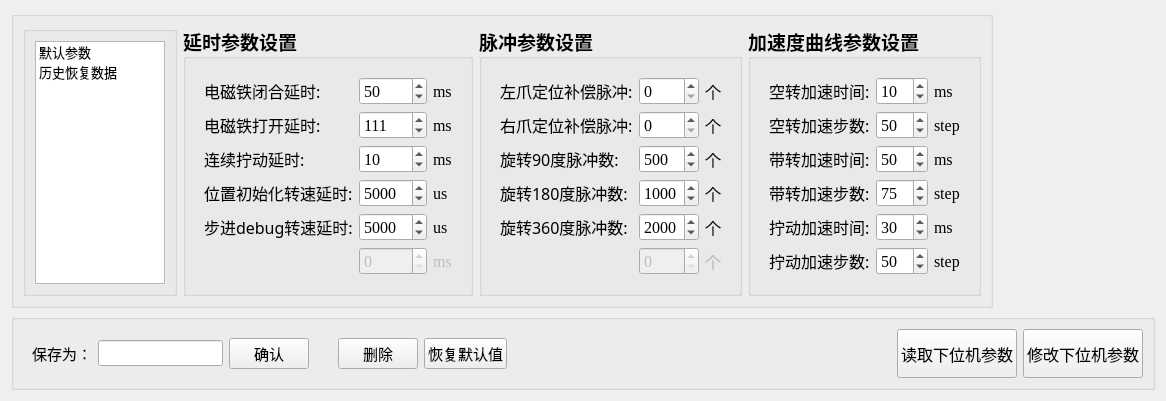
First picture: the form in Cube_Explorer_SPFA_with_Qt/qtWindows/DataSheetWidget.ui, repository hovnySiLenCe/Cube_Explorer_SPFA_with_Qt, before the edit.
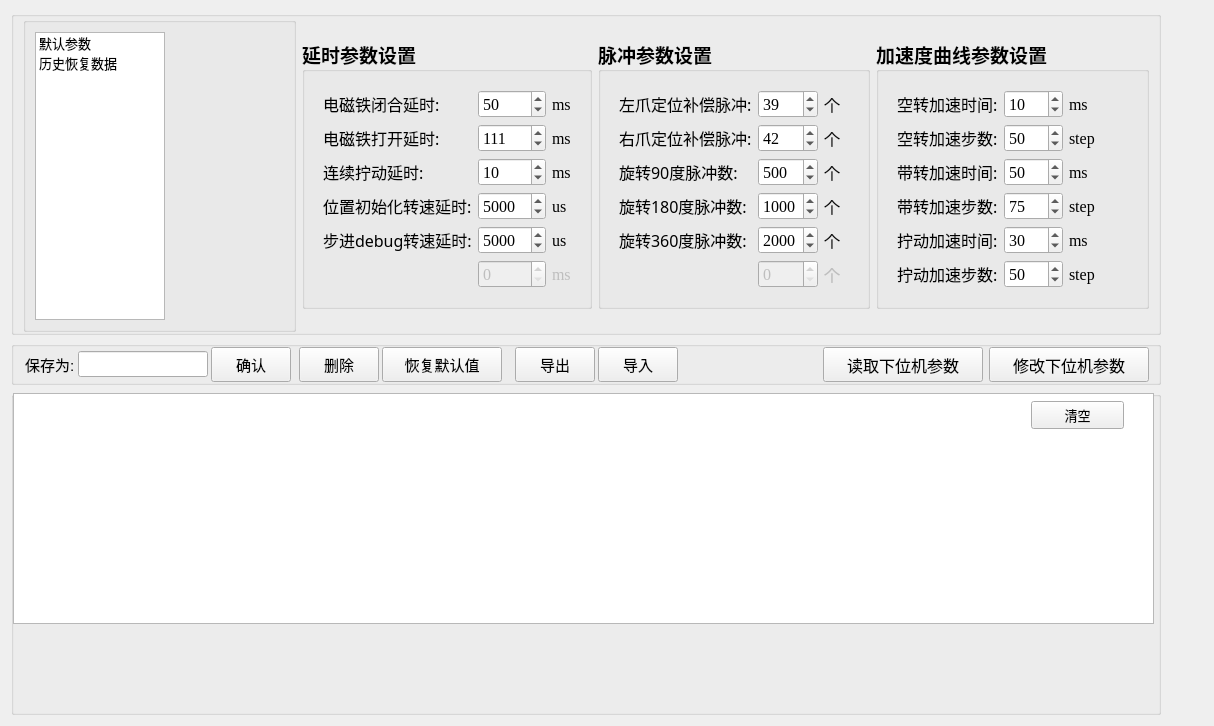
Second picture: the form after the edit.

Diff of the .ui file:
```diff
--- a/Cube_Explorer_SPFA_with_Qt/qtWindows/DataSheetWidget.ui
+++ b/Cube_Explorer_SPFA_with_Qt/qtWindows/DataSheetWidget.ui
@@ -6,8 +6,8 @@
    <rect>
     <x>0</x>
     <y>0</y>
-    <width>1166</width>
-    <height>399</height>
+    <width>1214</width>
+    <height>726</height>
    </rect>
   </property>
   <property name="sizePolicy">
@@ -28,6 +28,18 @@
        <verstretch>0</verstretch>
       </sizepolicy>
      </property>
+     <property name="minimumSize">
+      <size>
+       <width>1142</width>
+       <height>0</height>
+      </size>
+     </property>
+     <property name="maximumSize">
+      <size>
+       <width>1150</width>
+       <height>16777215</height>
+      </size>
+     </property>
      <property name="alignment">
       <set>Qt::AlignCenter</set>
      </property>
@@ -38,8 +50,32 @@
       <property name="sizeConstraint">
        <enum>QLayout::SetDefaultConstraint</enum>
       </property>
+      <property name="topMargin">
+       <number>0</number>
+      </property>
+      <property name="bottomMargin">
+       <number>0</number>
+      </property>
       <item>
        <widget class="QGroupBox" name="StrategyGroupBox">
+        <property name="sizePolicy">
+         <sizepolicy hsizetype="Preferred" vsizetype="Preferred">
+          <horstretch>0</horstretch>
+          <verstretch>0</verstretch>
+         </sizepolicy>
+        </property>
+        <property name="minimumSize">
+         <size>
+          <width>0</width>
+          <height>216</height>
+         </size>
+        </property>
+        <property name="maximumSize">
+         <size>
+          <width>16777215</width>
+          <height>16777215</height>
+         </size>
+        </property>
         <property name="font">
          <font>
           <pointsize>14</pointsize>
@@ -51,7 +87,7 @@
          <item>
           <widget class="QListWidget" name="list_strategy">
            <property name="sizePolicy">
-            <sizepolicy hsizetype="Minimum" vsizetype="Expanding">
+            <sizepolicy hsizetype="Minimum" vsizetype="Minimum">
              <horstretch>0</horstretch>
              <verstretch>0</verstretch>
             </sizepolicy>
@@ -140,7 +176,7 @@
          <bool>true</bool>
         </property>
         <property name="sizePolicy">
-         <sizepolicy hsizetype="Preferred" vsizetype="Preferred">
+         <sizepolicy hsizetype="Preferred" vsizetype="Maximum">
           <horstretch>0</horstretch>
           <verstretch>0</verstretch>
          </sizepolicy>
@@ -399,7 +435,7 @@
       <item>
        <widget class="QGroupBox" name="PulseGroupBox">
         <property name="sizePolicy">
-         <sizepolicy hsizetype="Preferred" vsizetype="Preferred">
+         <sizepolicy hsizetype="Preferred" vsizetype="Maximum">
           <horstretch>0</horstretch>
           <verstretch>0</verstretch>
          </sizepolicy>
@@ -467,6 +503,9 @@
               <property name="maximum">
                <number>9999</number>
               </property>
+              <property name="value">
+               <number>39</number>
+              </property>
              </widget>
             </item>
             <item row="0" column="2">
@@ -486,6 +525,9 @@
               <property name="maximum">
                <number>9999</number>
               </property>
+              <property name="value">
+               <number>42</number>
+              </property>
              </widget>
             </item>
             <item row="1" column="0">
@@ -639,7 +681,7 @@
       <item>
        <widget class="QGroupBox" name="SCurveGroupBox">
         <property name="sizePolicy">
-         <sizepolicy hsizetype="Preferred" vsizetype="Preferred">
+         <sizepolicy hsizetype="Preferred" vsizetype="Maximum">
           <horstretch>0</horstretch>
           <verstretch>0</verstretch>
          </sizepolicy>
@@ -895,15 +937,56 @@
    <item>
     <widget class="QGroupBox" name="buttomHorizontalGroupBox">
      <property name="sizePolicy">
-      <sizepolicy hsizetype="Preferred" vsizetype="Preferred">
+      <sizepolicy hsizetype="Minimum" vsizetype="Maximum">
        <horstretch>0</horstretch>
        <verstretch>0</verstretch>
       </sizepolicy>
      </property>
+     <property name="minimumSize">
+      <size>
+       <width>1141</width>
+       <height>0</height>
+      </size>
+     </property>
+     <property name="maximumSize">
+      <size>
+       <width>1150</width>
+       <height>16777215</height>
+      </size>
+     </property>
      <layout class="QHBoxLayout" name="horizontalLayout_2">
+      <property name="leftMargin">
+       <number>0</number>
+      </property>
+      <property name="topMargin">
+       <number>0</number>
+      </property>
+      <property name="bottomMargin">
+       <number>0</number>
+      </property>
+      <item>
+       <layout class="QVBoxLayout" name="StrategyGroupVerticalLayout">
+        <property name="spacing">
+         <number>0</number>
+        </property>
       <item>
        <widget class="QFrame" name="horizontalFrame">
         <layout class="QHBoxLayout" name="paraSaveHorizontalLayout">
+           <property name="spacing">
+            <number>3</number>
+           </property>
+           <property name="leftMargin">
+            <number>11</number>
+           </property>
+           <property name="topMargin">
+            <number>0</number>
+           </property>
+           <property name="rightMargin">
+            <number>11</number>
+           </property>
+           <property name="bottomMargin">
+            <number>0</number>
+           </property>
          <item>
           <widget class="QLabel" name="label_13">
            <property name="font">
@@ -912,7 +995,7 @@
             </font>
            </property>
            <property name="text">
-            <string>保存为：</string>
+              <string>保存为:</string>
            </property>
           </widget>
          </item>
@@ -926,7 +1009,7 @@
            </property>
            <property name="maximumSize">
             <size>
-             <width>125</width>
+               <width>130</width>
              <height>16777215</height>
             </size>
            </property>
@@ -955,9 +1038,6 @@
            </property>
           </widget>
          </item>
-        </layout>
-       </widget>
-      </item>
       <item>
        <spacer name="horizontalSpacer_2">
         <property name="orientation">
@@ -975,9 +1055,6 @@
        </spacer>
       </item>
       <item>
-       <widget class="QFrame" name="horizontalFrame_2">
-        <layout class="QHBoxLayout" name="paraEditHorizontalLayout">
-         <item>
           <widget class="QPushButton" name="btn_delStrategy">
            <property name="sizePolicy">
             <sizepolicy hsizetype="Preferred" vsizetype="Minimum">
@@ -998,11 +1075,23 @@
          <item>
           <widget class="QPushButton" name="btn_resetStrategy">
            <property name="sizePolicy">
-            <sizepolicy hsizetype="Preferred" vsizetype="Minimum">
+              <sizepolicy hsizetype="Maximum" vsizetype="Minimum">
              <horstretch>0</horstretch>
              <verstretch>0</verstretch>
             </sizepolicy>
            </property>
+             <property name="minimumSize">
+              <size>
+               <width>120</width>
+               <height>0</height>
+              </size>
+             </property>
+             <property name="maximumSize">
+              <size>
+               <width>110</width>
+               <height>16777215</height>
+              </size>
+             </property>
            <property name="font">
             <font>
              <pointsize>11</pointsize>
@@ -1013,17 +1102,90 @@
            </property>
           </widget>
          </item>
-        </layout>
-       </widget>
+           <item>
+            <spacer name="horizontalSpacer_5">
+             <property name="orientation">
+              <enum>Qt::Horizontal</enum>
+             </property>
+             <property name="sizeType">
+              <enum>QSizePolicy::Maximum</enum>
+             </property>
+             <property name="sizeHint" stdset="0">
+              <size>
+               <width>10</width>
+               <height>20</height>
+              </size>
+             </property>
+            </spacer>
+           </item>
+           <item>
+            <widget class="QPushButton" name="btn_exportFile">
+             <property name="sizePolicy">
+              <sizepolicy hsizetype="Preferred" vsizetype="Minimum">
+               <horstretch>0</horstretch>
+               <verstretch>0</verstretch>
+              </sizepolicy>
+             </property>
+             <property name="font">
+              <font>
+               <pointsize>11</pointsize>
+              </font>
+             </property>
+             <property name="text">
+              <string>导出</string>
+             </property>
+            </widget>
+           </item>
+           <item>
+            <widget class="QPushButton" name="btn_importFile">
+             <property name="sizePolicy">
+              <sizepolicy hsizetype="Preferred" vsizetype="Minimum">
+               <horstretch>0</horstretch>
+               <verstretch>0</verstretch>
+              </sizepolicy>
+             </property>
+             <property name="font">
+              <font>
+               <pointsize>11</pointsize>
+              </font>
+             </property>
+             <property name="text">
+              <string>导入</string>
+             </property>
+            </widget>
+           </item>
+           <item>
+            <spacer name="horizontalSpacer_6">
+             <property name="orientation">
+              <enum>Qt::Horizontal</enum>
+             </property>
+             <property name="sizeType">
+              <enum>QSizePolicy::Maximum</enum>
+             </property>
+             <property name="sizeHint" stdset="0">
+              <size>
+               <width>10</width>
+               <height>20</height>
+              </size>
+             </property>
+            </spacer>
+           </item>
+          </layout>
+         </widget>
+        </item>
+       </layout>
       </item>
       <item>
        <spacer name="horizontalSpacer">
         <property name="orientation">
          <enum>Qt::Horizontal</enum>
         </property>
+        <property name="sizeType">
+         <enum>QSizePolicy::Maximum</enum>
+        </property>
         <property name="sizeHint" stdset="0">
          <size>
-          <width>40</width>
+          <width>10</width>
           <height>20</height>
          </size>
         </property>
@@ -1055,10 +1217,16 @@
         </property>
         <property name="minimumSize">
          <size>
-          <width>0</width>
+          <width>160</width>
           <height>35</height>
          </size>
         </property>
+        <property name="maximumSize">
+         <size>
+          <width>16777215</width>
+          <height>50</height>
+         </size>
+        </property>
         <property name="font">
          <font>
           <family>宋体</family>
@@ -1083,10 +1251,16 @@
         </property>
         <property name="minimumSize">
          <size>
-          <width>0</width>
+          <width>160</width>
           <height>35</height>
          </size>
         </property>
+        <property name="maximumSize">
+         <size>
+          <width>16777215</width>
+          <height>50</height>
+         </size>
+        </property>
         <property name="font">
          <font>
           <family>宋体</family>
@@ -1125,6 +1299,70 @@
      </layout>
     </widget>
    </item>
+   <item>
+    <widget class="QGroupBox" name="horizontalGroupBox">
+     <property name="sizePolicy">
+      <sizepolicy hsizetype="Minimum" vsizetype="Preferred">
+       <horstretch>0</horstretch>
+       <verstretch>0</verstretch>
+      </sizepolicy>
+     </property>
+     <property name="minimumSize">
+      <size>
+       <width>1142</width>
+       <height>0</height>
+      </size>
+     </property>
+     <property name="maximumSize">
+      <size>
+       <width>1150</width>
+       <height>16777215</height>
+      </size>
+     </property>
+     <widget class="QPlainTextEdit" name="text_portMessage">
+      <property name="geometry">
+       <rect>
+        <x>2</x>
+        <y>2</y>
+        <width>1141</width>
+        <height>231</height>
+       </rect>
+      </property>
+      <property name="sizePolicy">
+       <sizepolicy hsizetype="Expanding" vsizetype="Preferred">
+        <horstretch>0</horstretch>
+        <verstretch>0</verstretch>
+       </sizepolicy>
+      </property>
+      <property name="font">
+       <font>
+        <pointsize>12</pointsize>
+       </font>
+      </property>
+      <property name="centerOnScroll">
+       <bool>true</bool>
+      </property>
+     </widget>
+     <widget class="QPushButton" name="btn_clearMessage">
+      <property name="geometry">
+       <rect>
+        <x>1020</x>
+        <y>10</y>
+        <width>93</width>
+        <height>28</height>
+       </rect>
+      </property>
+      <property name="font">
+       <font>
+        <pointsize>10</pointsize>
+       </font>
+      </property>
+      <property name="text">
+       <string>清空</string>
+      </property>
+     </widget>
+    </widget>
+   </item>
   </layout>
  </widget>
  <resources/>
```
Lines whose indentation alone changed are shown as unchanged.
